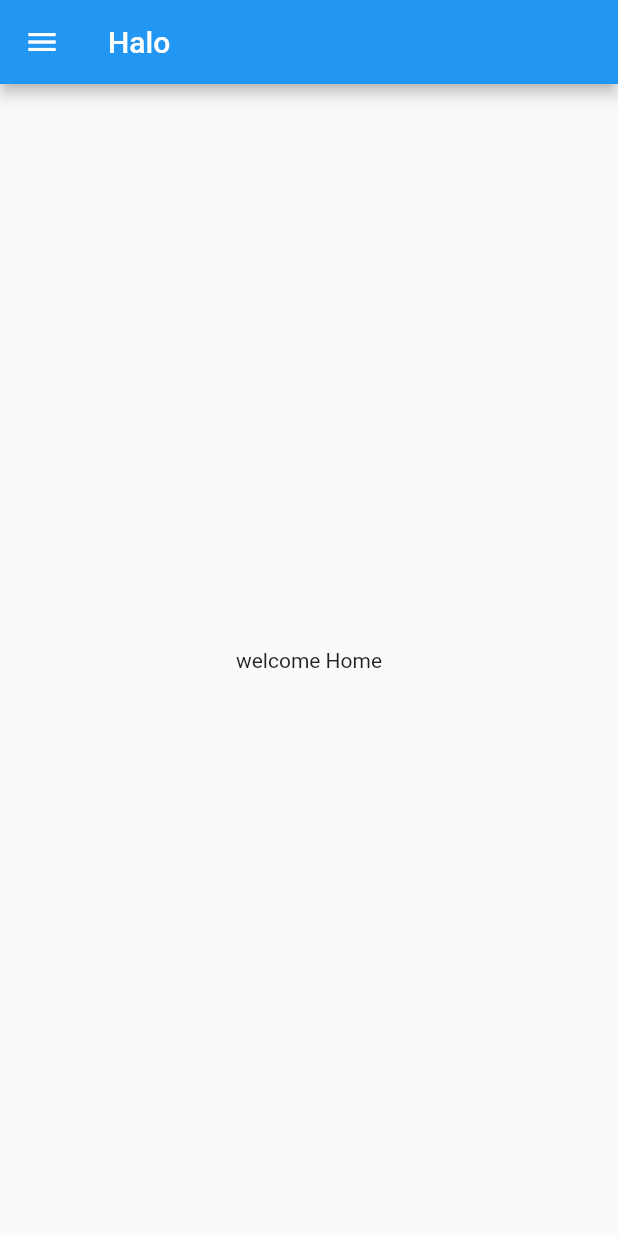
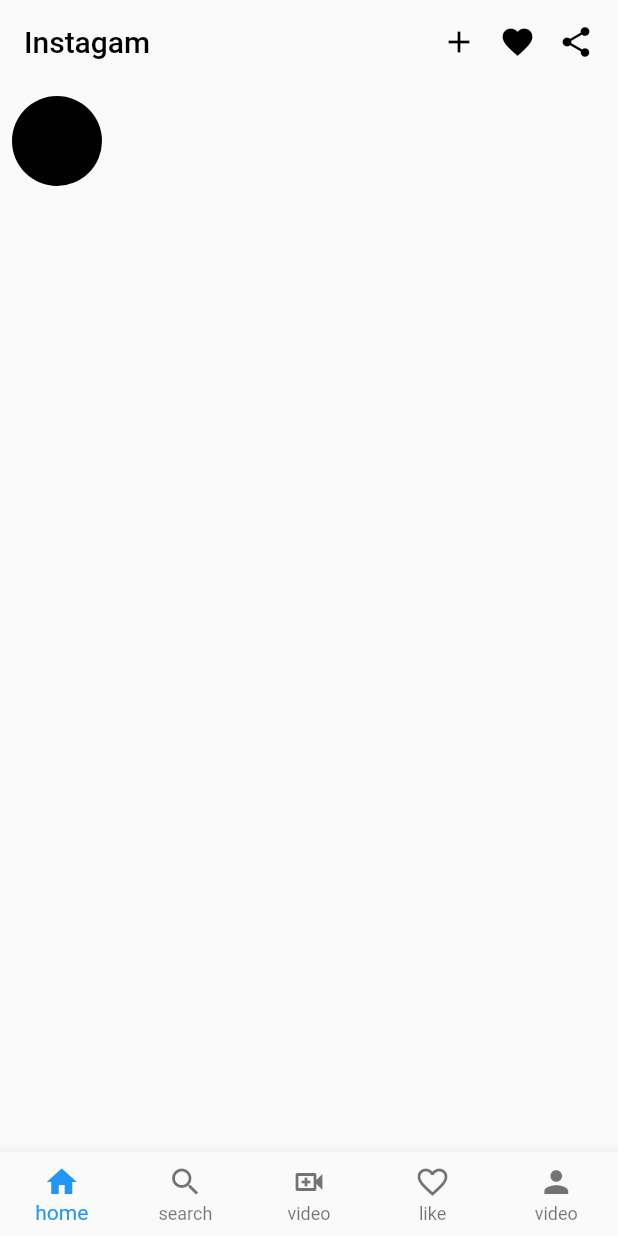
Before and after one commit to Shanawazkhan10/Flutter-app, a Flutter app: the screen it shows after launch, on a phone screen of 412 x 824 dp. Run offline on Flutter 3.47's test engine with Material 2 defaults, Android fonts, the phone set to English and light mode, and no system bars.

Commit message:
header footer pages added

```diff
--- a/analysis_options.yaml
+++ b/analysis_options.yaml
@@ -22,8 +22,9 @@
   # `// ignore_for_file: name_of_lint` syntax on the line or in the file
   # producing the lint.
   rules:
+    prefer_const_constructor:false
+    prefer_const_literals_to_create_immutables:false
     # avoid_print: false  # Uncomment to disable the `avoid_print` rule
     # prefer_single_quotes: true  # Uncomment to enable the `prefer_single_quotes` rule
-
 # Additional information about this file can be found at
 # https://dart.dev/guides/language/analysis-options
--- a/lib/Home/Home.dart
+++ /dev/null
@@ -1,21 +0,0 @@
-import "package:flutter/material.dart";
-
-class Home extends StatelessWidget {
-  const Home({Key? key}) : super(key: key);
-
-  @override
-  Widget build(BuildContext context) {
-    return Scaffold(
-      appBar: AppBar(
-        title: Text("Halo"),
-      ),
-      body: Center(
-        child: Container(
-          child: Text("welcome Home"),
-        ),
-      ),
-      drawer: Drawer(),
-      bottomNavigationBar: BottomAppBar(),
-    );
-  }
-}
--- /dev/null
+++ b/lib/Screens/Home/Home.dart
@@ -0,0 +1,61 @@
+import 'package:demoflutter/Screens/Pages/Account.dart';
+import 'package:demoflutter/Screens/Pages/Homepage.dart';
+import 'package:demoflutter/Screens/Pages/Likes.dart';
+import 'package:demoflutter/Screens/Pages/Reels.dart';
+import 'package:demoflutter/Screens/Pages/Search.dart';
+import "package:flutter/material.dart";
+
+class Home extends StatefulWidget {
+  @override
+  _Home createState() => _Home();
+}
+
+class _Home extends State<Home> {
+  // const Home({Key? key}) : super(key: key);
+
+  // @override
+  // _HomeState createState() => _HomeState();
+  int _seleectedIndex = 0;
+
+  void _selectIndex(int index) {
+    setState(() {});
+    _seleectedIndex = index;
+  }
+
+  final List<Widget> _children = [
+    Homepage(),
+    Search(),
+    Reels(),
+    Likes(),
+    Account(),
+  ];
+  @override
+  Widget build(BuildContext context) {
+    const primaryColor = Color(0xFF151026);
+    return Scaffold(
+      // appBar: AppBar(
+      //   title: Text("Instagram"),
+      //   backgroundColor: Colors.white,
+      // ),
+      body: _children[_seleectedIndex],
+      // drawer: Drawer(),
+      bottomNavigationBar: BottomNavigationBar(
+        type: BottomNavigationBarType.fixed,
+        currentIndex: _seleectedIndex,
+        onTap: _selectIndex,
+        items: [
+          BottomNavigationBarItem(icon: Icon(Icons.home), label: "home"),
+          BottomNavigationBarItem(icon: Icon(Icons.search), label: "search"),
+          BottomNavigationBarItem(
+              icon: Icon(Icons.video_call_outlined), label: "video"),
+          BottomNavigationBarItem(
+              icon: Icon(Icons.favorite_border), label: "like"),
+          BottomNavigationBarItem(icon: Icon(Icons.person), label: "video"),
+          // BottomNavigationBarItem(
+          //     icon: Icon(Icons.favorite_border), label: "Likes"),
+          // BottomNavigationBarItem(icon: Image.asset("./"), label: "username")
+        ],
+      ),
+    );
+  }
+}
--- /dev/null
+++ b/lib/Screens/Pages/Account.dart
@@ -0,0 +1,14 @@
+import 'package:flutter/material.dart';
+
+class Account extends StatelessWidget {
+  const Account({Key? key}) : super(key: key);
+
+  @override
+  Widget build(BuildContext context) {
+    return Scaffold(
+      body: Center(
+        child: Text("Accoutn"),
+      ),
+    );
+  }
+}
--- /dev/null
+++ b/lib/Screens/Pages/Homepage.dart
@@ -0,0 +1,55 @@
+import 'package:flutter/material.dart';
+
+class Homepage extends StatelessWidget {
+  const Homepage({Key? key}) : super(key: key);
+
+  @override
+  Widget build(BuildContext context) {
+    return Scaffold(
+      appBar: AppBar(
+        elevation: 0,
+        iconTheme: IconThemeData(color: Colors.black),
+        backgroundColor: Colors.transparent,
+        title: Row(
+          mainAxisAlignment: MainAxisAlignment.spaceBetween,
+          children: [
+            Text(
+              "Instagam",
+              style: TextStyle(color: Colors.black),
+            ),
+            Row(
+              children: [
+                Icon(Icons.add),
+                Padding(
+                    padding: const EdgeInsets.all(15.0),
+                    child: Icon(Icons.favorite)),
+                Icon(Icons.share),
+              ],
+            ),
+          ],
+        ),
+      ),
+      body: Center(
+        child: Column(
+          children: [
+            Row(
+              children: [
+                Padding(
+                  padding: const EdgeInsets.all(8.0),
+                  child: Container(
+                    decoration: BoxDecoration(
+                      shape: BoxShape.circle,
+                      color: Colors.black,
+                    ),
+                    width: 60,
+                    height: 60,
+                  ),
+                )
+              ],
+            )
+          ],
+        ),
+      ),
+    );
+  }
+}
--- /dev/null
+++ b/lib/Screens/Pages/Likes.dart
@@ -0,0 +1,14 @@
+import 'package:flutter/material.dart';
+
+class Likes extends StatelessWidget {
+  const Likes({Key? key}) : super(key: key);
+
+  @override
+  Widget build(BuildContext context) {
+    return Scaffold(
+      body: Center(
+        child: Text("Likes"),
+      ),
+    );
+  }
+}
--- /dev/null
+++ b/lib/Screens/Pages/Reels.dart
@@ -0,0 +1,14 @@
+import 'package:flutter/material.dart';
+
+class Reels extends StatelessWidget {
+  const Reels({Key? key}) : super(key: key);
+
+  @override
+  Widget build(BuildContext context) {
+    return Scaffold(
+      body: Center(
+        child: Text("Reels"),
+      ),
+    );
+  }
+}
--- /dev/null
+++ b/lib/Screens/Pages/Search.dart
@@ -0,0 +1,14 @@
+import 'package:flutter/material.dart';
+
+class Search extends StatelessWidget {
+  const Search({Key? key}) : super(key: key);
+
+  @override
+  Widget build(BuildContext context) {
+    return Scaffold(
+      body: Center(
+        child: Text("Search"),
+      ),
+    );
+  }
+}
--- a/lib/main.dart
+++ b/lib/main.dart
@@ -1,6 +1,6 @@
 import 'package:flutter/material.dart';
 
-import 'Home/Home.dart';
+import 'Screens/Home/Home.dart';
 
 void main(List<String> args) {
   runApp(myApp());
@@ -11,9 +11,11 @@
 
   @override
   Widget build(BuildContext context) {
-    int day = 330;
-    String name = "shanawaz";
-    double pi = 3.14;
-    return MaterialApp(home: Home());
+    return MaterialApp(
+      home: Home(),
+      debugShowCheckedModeBanner: false,
+      // themeMode: ThemeMode.dark,
+      // darkTheme: ThemeData.dark(),
+    );
   }
 }
```
